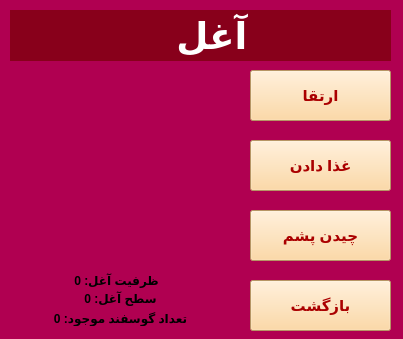
The window that SheepHome.ui (Mahdi-Ghasemii/AP_Project) describes before a commit, drawn with Qt 5.
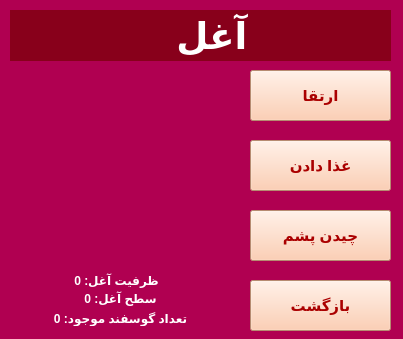
The same window after the commit. Icons and pictures are not drawn.

Commit message: add Data class, edit habitat and animals home classes

Diff of the .ui file:
```diff
--- a/SheepHome.ui
+++ b/SheepHome.ui
@@ -32,6 +32,9 @@
       <bold>true</bold>
      </font>
     </property>
+    <property name="styleSheet">
+     <string notr="true">color: rgb(255, 255, 255);</string>
+    </property>
     <property name="text">
      <string>سطح آغل: 0</string>
     </property>
@@ -54,6 +57,9 @@
       <bold>true</bold>
      </font>
     </property>
+    <property name="styleSheet">
+     <string notr="true">color: rgb(255, 255, 255);</string>
+    </property>
     <property name="text">
      <string>ظرفیت آغل: 0</string>
     </property>
@@ -76,6 +82,9 @@
       <bold>true</bold>
      </font>
     </property>
+    <property name="styleSheet">
+     <string notr="true">color: rgb(255, 255, 255);</string>
+    </property>
     <property name="text">
      <string>تعداد گوسفند موجود: 0</string>
     </property>
@@ -100,7 +109,7 @@
      </font>
     </property>
     <property name="styleSheet">
-     <string notr="true">background-color: rgb(255, 208, 141);
+     <string notr="true">background-color: rgb(255, 194, 158);
 color: rgb(170, 0, 0);</string>
     </property>
     <property name="text">
@@ -124,7 +133,7 @@
      </font>
     </property>
     <property name="styleSheet">
-     <string notr="true">background-color: rgb(255, 208, 141);
+     <string notr="true">background-color: rgb(255, 194, 158);
 color: rgb(170, 0, 0);</string>
     </property>
     <property name="text">
@@ -148,7 +157,7 @@
      </font>
     </property>
     <property name="styleSheet">
-     <string notr="true">background-color: rgb(255, 208, 141);
+     <string notr="true">background-color: rgb(255, 194, 158);
 color: rgb(170, 0, 0);</string>
     </property>
     <property name="text">
@@ -172,7 +181,7 @@
      </font>
     </property>
     <property name="styleSheet">
-     <string notr="true">background-color: rgb(255, 208, 141);
+     <string notr="true">background-color: rgb(255, 194, 158);
 color: rgb(170, 0, 0);</string>
     </property>
     <property name="text">
```
The commit also changes 13 other files.
